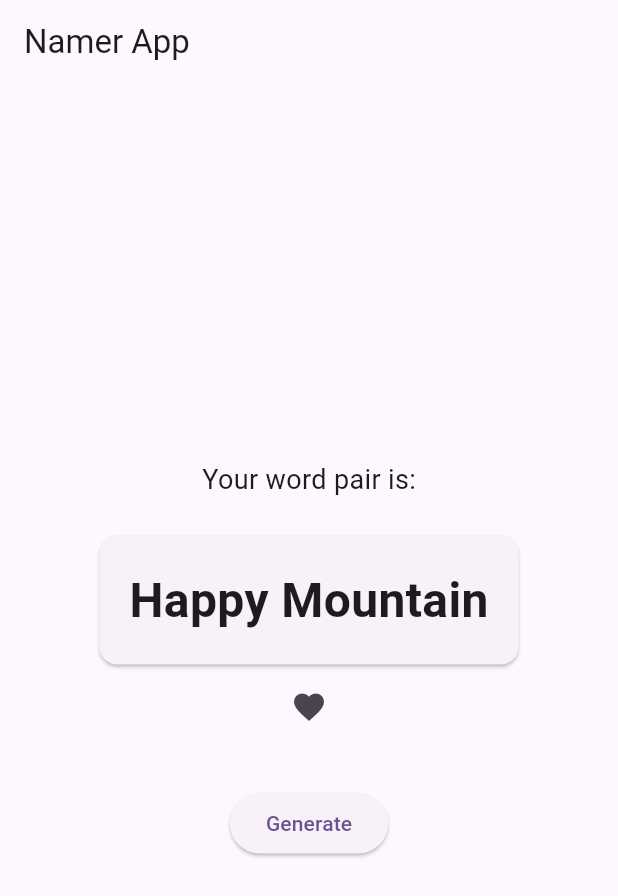
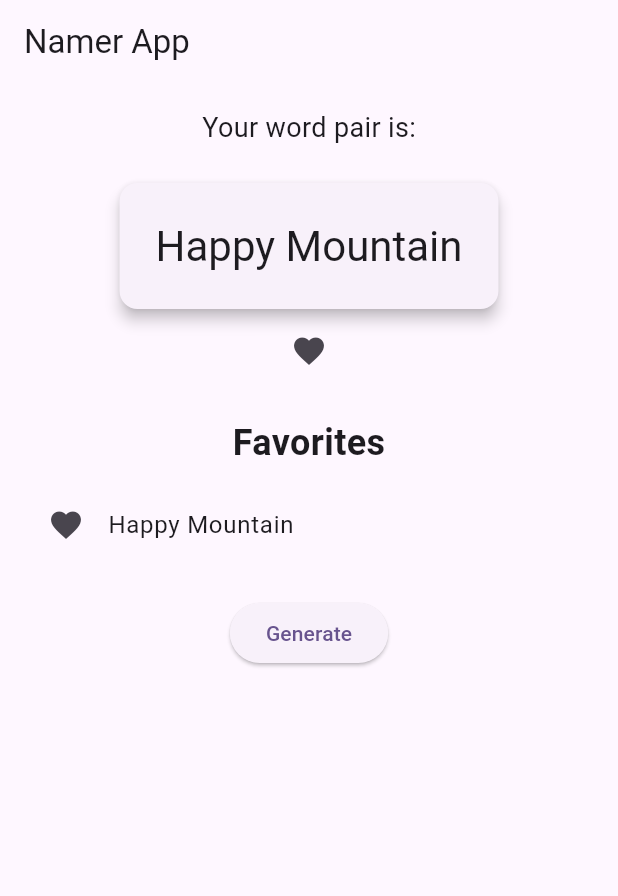
Before and after one commit to KhensaneM/WordPair, a Flutter app: the screen it shows after launch, after a tap on the "favorite outline" icon, on a phone screen of 412 x 824 dp. Shown: the top 896 px of the screen. Run offline on Flutter 3.47's test engine with Material 3 defaults, Android fonts, the phone set to English and light mode, and no system bars.

Commit message:
Display favorites list

```diff
--- a/lib/main.dart
+++ b/lib/main.dart
@@ -17,43 +17,49 @@ class MyApp extends StatelessWidget {
         colorScheme: ColorScheme.fromSeed(
           seedColor: Colors.deepPurple,
         ),
-        useMaterial3: true,
       ),
-      home: const MyHomePage(),
+      home: const MyHomePage(title: 'Namer App'),
     );
   }
 }
 
 class MyHomePage extends StatefulWidget {
-  const MyHomePage({super.key});
+  const MyHomePage({super.key, required this.title});
+
+  final String title;
 
   @override
   State<MyHomePage> createState() => _MyHomePageState();
 }
 
 class _MyHomePageState extends State<MyHomePage> {
-  bool isFavorite = false;
-  final List<String> favorites = [];
-
   final List<String> adjectives = [
     'Happy',
     'Brave',
     'Bright',
     'Calm',
-    'Creative',
+    'Clever',
     'Friendly',
+    'Lucky',
+    'Mighty',
   ];
 
   final List<String> nouns = [
     'Mountain',
-    'River',
-    'Garden',
     'Ocean',
     'Forest',
+    'River',
     'Sun',
+    'Star',
+    'Cloud',
+    'Garden',
   ];
 
   String currentWordPair = 'Happy Mountain';
+
+  bool isFavorite = false;
+
+  final List<String> favorites = [];
 
   void generateWordPair() {
     final random = Random();
@@ -61,14 +67,14 @@ class _MyHomePageState extends State<MyHomePage> {
     final adjective =
         adjectives[random.nextInt(adjectives.length)];
 
-    final noun =
-        nouns[random.nextInt(nouns.length)];
+    final noun = nouns[random.nextInt(nouns.length)];
 
     setState(() {
       currentWordPair = '$adjective $noun';
       isFavorite = favorites.contains(currentWordPair);
     });
   }
+
   void toggleFavorite() {
     setState(() {
       if (isFavorite) {
@@ -79,23 +85,24 @@ class _MyHomePageState extends State<MyHomePage> {
         isFavorite = true;
       }
     });
-
   }
 
   @override
   Widget build(BuildContext context) {
     return Scaffold(
       appBar: AppBar(
-        title: const Text('Namer App'),
+        title: Text(widget.title),
       ),
-      body: Center(
+
+      body: SingleChildScrollView(
+        padding: const EdgeInsets.all(16),
         child: Column(
-          mainAxisAlignment: MainAxisAlignment.center,
           children: [
             const Text(
               'Your word pair is:',
               style: TextStyle(fontSize: 18),
             ),
+
             const SizedBox(height: 20),
 
             BigCard(wordPair: currentWordPair),
@@ -103,11 +110,38 @@ class _MyHomePageState extends State<MyHomePage> {
             IconButton(
               onPressed: toggleFavorite,
               icon: Icon(
-                isFavorite ? Icons.favorite : Icons.favorite_border,
+                isFavorite
+                    ? Icons.favorite
+                    : Icons.favorite_border,
               ),
             ),
 
-            const SizedBox(height: 30),
+            const SizedBox(height: 20),
+
+            const Text(
+              'Favorites',
+              style: TextStyle(
+                fontSize: 24,
+                fontWeight: FontWeight.bold,
+              ),
+            ),
+
+            const SizedBox(height: 10),
+
+            favorites.isEmpty
+                ? const Text(
+                    'No favorites yet.',
+                  )
+                : Column(
+                    children: favorites.map((favorite) {
+                      return ListTile(
+                        leading: const Icon(Icons.favorite),
+                        title: Text(favorite),
+                      );
+                    }).toList(),
+                  ),
+
+            const SizedBox(height: 20),
 
             ElevatedButton(
               onPressed: generateWordPair,
@@ -131,14 +165,12 @@ class BigCard extends StatelessWidget {
   @override
   Widget build(BuildContext context) {
     return Card(
+      elevation: 4,
       child: Padding(
-        padding: const EdgeInsets.all(20),
+        padding: const EdgeInsets.all(24),
         child: Text(
           wordPair,
-          style: const TextStyle(
-            fontSize: 32,
-            fontWeight: FontWeight.bold,
-          ),
+          style: Theme.of(context).textTheme.headlineMedium,
         ),
       ),
     );
```
Lines whose indentation alone changed are shown as unchanged.
